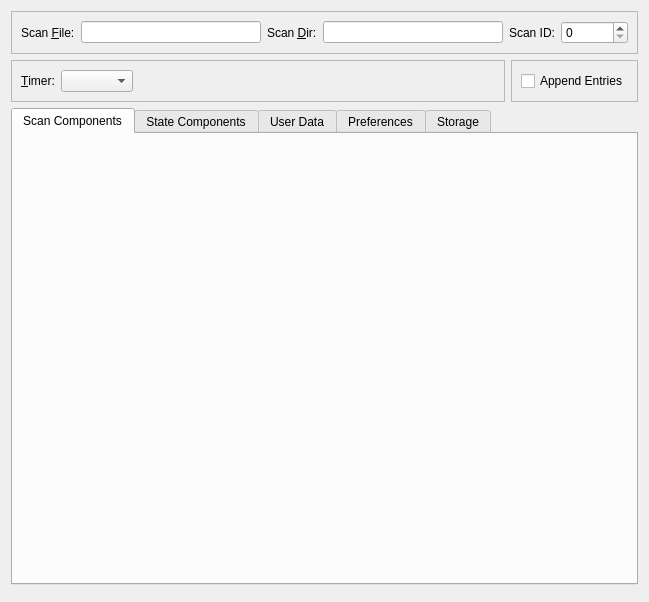
This is nxselector/ui/selector.ui in nexdatas/nxselector as Qt 5 draws it before an edit. The edited form follows.
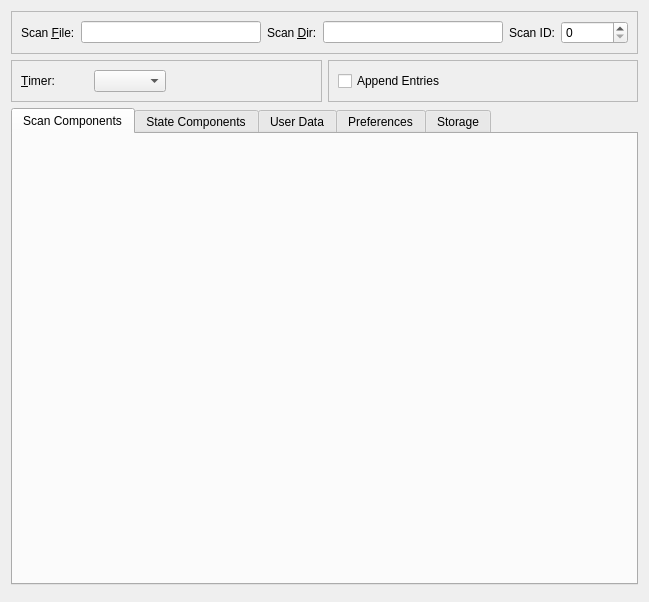
This is the edited form.

Commit message: changing timer layout

```diff
--- a/nxselector/ui/selector.ui
+++ b/nxselector/ui/selector.ui
@@ -148,19 +148,6 @@
             </item>
            </layout>
           </item>
-          <item>
-           <spacer name="horizontalSpacer_3">
-            <property name="orientation">
-             <enum>Qt::Horizontal</enum>
-            </property>
-            <property name="sizeHint" stdset="0">
-             <size>
-              <width>40</width>
-              <height>20</height>
-             </size>
-            </property>
-           </spacer>
-          </item>
          </layout>
         </widget>
        </item>
```
Left out of the diff: 40 changed lines with no effect on the pictures.
